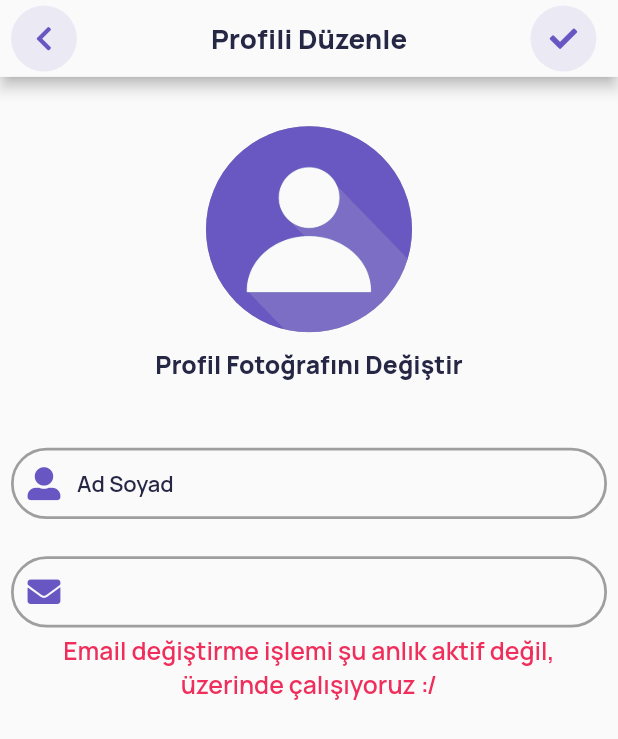
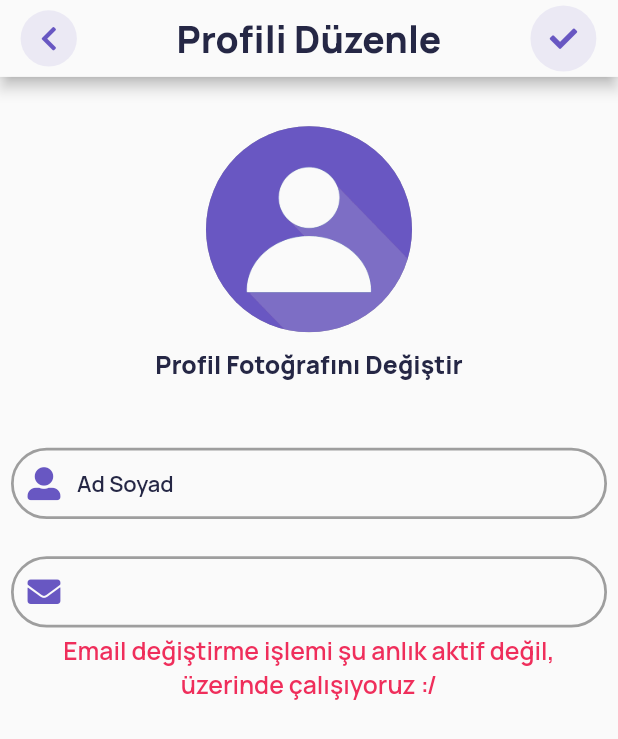
Before and after one commit to meliharik/eevent, a Flutter app: the ProfiliDuzenleSayfa screen opened directly with empty values, on a phone screen of 412 x 824 dp. Shown: the top 739 px of the screen. Run offline on Flutter 3.47's test engine with Material 2 defaults, Android fonts, the light colour scheme and no system bars; our stand-ins replace cloud_firestore, connectivity, device_info, firebase_auth, firebase_core, firebase_messaging and 11 more; accounts and stored records are empty.

Commit message:
little developments

```diff
--- a/lib/view/auth/sifremiDegistir.dart
+++ b/lib/view/auth/sifremiDegistir.dart
@@ -36,12 +36,12 @@ class _SifremiDegistirSayfaState extends State<SifremiDegistirSayfa> {
             'Şifremi Değiştir',
             style: TextStyle(
                 color: Color(0xff252745),
-                fontSize: 20,
+                fontSize: MediaQuery.of(context).size.height * 0.03,
                 fontFamily: 'Manrope',
                 fontWeight: FontWeight.w800),
           ),
           leading: Padding(
-            padding: const EdgeInsets.only(left: 8.0),
+            padding: const EdgeInsets.only(left: 15.0),
             child: Container(
               decoration: BoxDecoration(
                 shape: BoxShape.circle,
--- a/lib/view/auth/sifremiUnuttumSayfa.dart
+++ b/lib/view/auth/sifremiUnuttumSayfa.dart
@@ -22,7 +22,7 @@ class _SifremiUnuttumSayfaState extends State<SifremiUnuttumSayfa> {
     return Scaffold(
       appBar: AppBar(
         leading: Padding(
-          padding: const EdgeInsets.only(left: 8.0),
+          padding: const EdgeInsets.only(left: 15.0),
           child: Container(
             decoration: BoxDecoration(
               shape: BoxShape.circle,
--- a/lib/view/pages/etkinlikDetaySayfa.dart
+++ b/lib/view/pages/etkinlikDetaySayfa.dart
@@ -344,9 +344,8 @@ class _EtkinlikDetaySayfaState extends State<EtkinlikDetaySayfa> {
             _biletVarMi = true;
           });
           NotificationService().showNotification(
-
               widget.etkinlikData!.id.hashCode,
-              "Çok az Kaldı!",
+              "Çok Az Kaldı!",
               widget.etkinlikData!.baslik.toString() +
                   ' başlıklı biletin yarım saat içinde başlayacak. Haydi koş!',
               notificationIcinTarih());
--- a/lib/view/pages/profiliDuzenleSayfa.dart
+++ b/lib/view/pages/profiliDuzenleSayfa.dart
@@ -33,12 +33,12 @@ class _ProfiliDuzenleSayfaState extends State<ProfiliDuzenleSayfa> {
             'Profili Düzenle',
             style: TextStyle(
                 color: Color(0xff252745),
-                fontSize: 20,
+                fontSize: MediaQuery.of(context).size.height * 0.03,
                 fontFamily: 'Manrope',
                 fontWeight: FontWeight.w800),
           ),
           leading: Padding(
-            padding: const EdgeInsets.only(left: 8.0),
+            padding: const EdgeInsets.only(left: 15.0),
             child: Container(
               decoration: BoxDecoration(
                 shape: BoxShape.circle,
--- a/lib/view/pages/sikayetEtSayfa.dart
+++ b/lib/view/pages/sikayetEtSayfa.dart
@@ -30,14 +30,14 @@ class _SikayetEtSayfaState extends State<SikayetEtSayfa> {
             'Bize Yazın',
             style: TextStyle(
                 color: Color(0xff252745),
-                fontSize: 25,
+                fontSize: MediaQuery.of(context).size.height * 0.03,
                 fontFamily: 'Manrope',
                 fontWeight: FontWeight.w800),
           ),
           elevation: 0,
           backgroundColor: Theme.of(context).scaffoldBackgroundColor,
           leading: Padding(
-            padding: const EdgeInsets.only(left: 8.0),
+            padding: const EdgeInsets.only(left: 15.0),
             child: Container(
               decoration: BoxDecoration(
                 shape: BoxShape.circle,
--- a/lib/view/sozlesmeler/kullanimKosullari.dart
+++ b/lib/view/sozlesmeler/kullanimKosullari.dart
@@ -66,7 +66,7 @@ class KullanimKosullariSayfa extends StatelessWidget {
               boslukWidth(context, 0.03),
               Expanded(
                 child: Text(
-                  '  - Sevgili ziyaretçimiz, lütfen eevent uygulamamıza kayıt olmadan önce işbu kullanım koşulları sözleşmesini dikkatlice okuyunuz. Siteye erişiminiz tamamen bu sözleşmeyi kabulünüze ve bu sözleşme ile belirlenen şartlara uymanıza bağlıdır. Şayet bu sözleşmede yazan herhangi bir koşulu kabul etmiyorsanız, lütfen uygulamaya erişiminizi sonlandırınız. Uygulamaya erişiminizi sürdürdüğünüz takdirde, koşulsuz ve kısıtlamasız olarak, işbu sözleşme metninin tamamını kabul ettiğinizin, tarafımızca varsayılacağını lütfen unutmayınız.\n  - Değişiklik yapma hakkı, tek taraflı olarak eevent\'e aittir ve eevent üzerinden güncel olarak paylaşılacak olan bu değişiklikleri, tüm kullanıcılarımız baştan kabul etmiş sayılır.',
+                  '  - Sevgili kullanıcımız, lütfen eevent uygulamamıza kayıt olmadan önce işbu kullanım koşulları sözleşmesini dikkatlice okuyunuz. Siteye erişiminiz tamamen bu sözleşmeyi kabulünüze ve bu sözleşme ile belirlenen şartlara uymanıza bağlıdır. Şayet bu sözleşmede yazan herhangi bir koşulu kabul etmiyorsanız, lütfen uygulamaya erişiminizi sonlandırınız. Uygulamaya erişiminizi sürdürdüğünüz takdirde, koşulsuz ve kısıtlamasız olarak, işbu sözleşme metninin tamamını kabul ettiğinizin, tarafımızca varsayılacağını lütfen unutmayınız.\n  - Değişiklik yapma hakkı, tek taraflı olarak eevent\'e aittir ve eevent üzerinden güncel olarak paylaşılacak olan bu değişiklikleri, tüm kullanıcılarımız baştan kabul etmiş sayılır.',
                   overflow: TextOverflow.clip,
                   style: TextStyle(
                     fontFamily: 'Manrope',
```
Also changed, not shown: lib/main.dart (+4 -3 lines), pubspec.lock, 12 other files.
